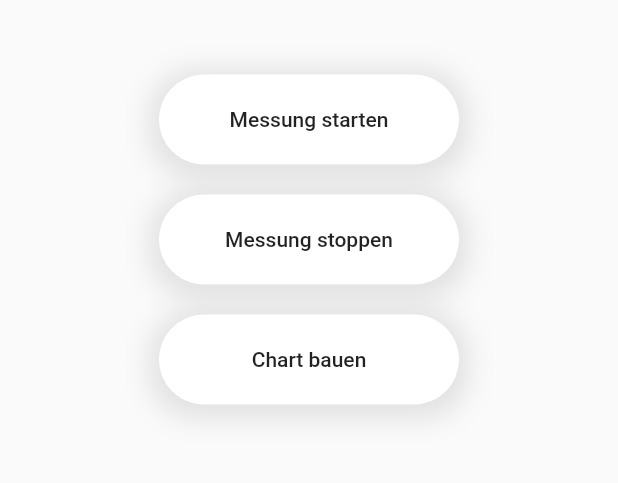
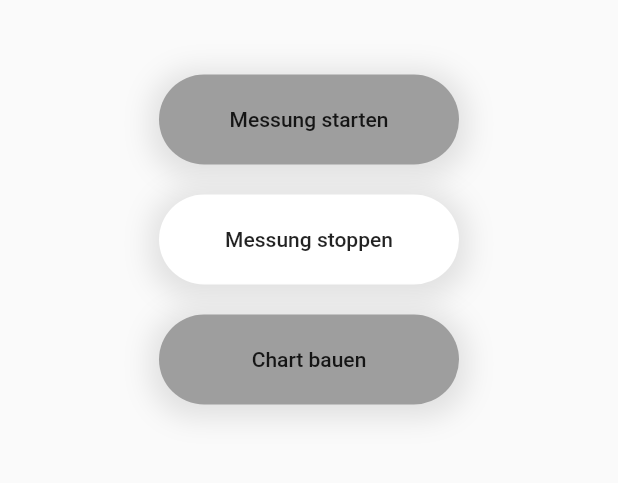
Before and after one commit to protonguy661/road_surface_analyzer, a Flutter app: the screen it shows after launch, after a tap on "Messung starten", on a phone screen of 412 x 824 dp, the part 476-959 px from its top. Run offline on Flutter 3.47's test engine with Material 2 defaults, Android fonts, the phone set to English and light mode, and no system bars; our stand-ins replace fl_chart, sensors.

Commit message:
- Added Starflut for Python Intepretation - Buttons are now active or inactive based on the state of other buttons

```diff
--- a/lib/chart_page.dart
+++ b/lib/chart_page.dart
@@ -69,6 +69,14 @@ class _LineChartSample2State extends State<LineChartSample2> {
     zAccelerometerChart.MaxMinXandY();
   }
 
+  @override
+  void dispose() {
+    super.dispose();
+    dataConverter = DataConverter();
+    xAccelerometerChart = ChartLayout();
+    yAccelerometerChart = ChartLayout();
+    zAccelerometerChart = ChartLayout();
+  }
   @override
   Widget build(BuildContext context) {
     return Scaffold(
--- a/lib/home.dart
+++ b/lib/home.dart
@@ -1,6 +1,9 @@
 import 'package:flutter/material.dart';
+import 'package:sensordatenapp/chart_page.dart';
+import 'package:sensordatenapp/providers.dart';
 import 'sensor_data.dart';
 import 'switch_creator.dart';
+import 'package:provider/provider.dart';
 
 class MyHomePage extends StatefulWidget {
   @override
@@ -11,10 +14,15 @@ class _MyHomePageState extends State<MyHomePage> {
   SensorData sensorData = SensorData();
   DataConverter switchCreator = DataConverter();
 
+
+
   @override
   Widget build(BuildContext context) {
-    return Scaffold(
-      body: Center(
+    return ChangeNotifierProvider<ViewNotifier>(
+      create: (context) => ViewNotifier(),
+      child: Scaffold(
+        body: SafeArea(
+          child: Center(
             child: Column(
               mainAxisAlignment: MainAxisAlignment.center,
               children: <Widget>[
@@ -30,9 +38,90 @@ class _MyHomePageState extends State<MyHomePage> {
                 SizedBox(
                   height: 50,
                 ),
-            Container(
+                Consumer<ViewNotifier>(
+                  builder: (context, _, child) {
+                    return _.show['startMeasuring']
+                        ?
+                      MainButton(title: 'Messung starten',
+                        color: Colors.white,
+                      function: () {
+                        SensorData.userAccelerometerValues = [];
+                        DataConverter.sensorData = SensorData();
+                        DataConverter.chartDataX = [];
+                        DataConverter.chartDataY = [];
+                        DataConverter.chartDataZ = [];
+
+                        sensorData.startDataStream();
+                        _.switchView('startMeasuring');
+                        _.switchView('stopMeasuring');
+                      },)
+                     : MainButton(title: 'Messung starten',
+                      color: Colors.grey,
+                    function: () {},);
+                  },
+                ),
+                SizedBox(
+                  height: 20,
+                ),
+                Consumer<ViewNotifier>(
+                  builder: (context, _, child) {
+                    return _.show['stopMeasuring']
+                        ?
+                    MainButton(title: 'Messung stoppen',
+                      color: Colors.white,
+                      function: () {
+                        sensorData.stopDataStream();
+                        _.switchView('stopMeasuring');
+                        _.switchView('buildChart');
+                      },)
+                        : MainButton(title: 'Messung stoppen',
+                      color: Colors.grey,
+                      function: () {},);
+                  },
+                ),
+
+                SizedBox(
+                  height: 20,
+                ),
+                Consumer<ViewNotifier>(
+                  builder: (context, _, child) {
+                    return _.show['buildChart']
+                        ?
+                    MainButton(title: 'Chart bauen',
+                      color: Colors.white,
+                      function: () {
+                        Navigator.pushNamed(context, '/graph');
+                        _.switchView('buildChart');
+                        _.switchView('startMeasuring');
+                      },)
+                        : MainButton(title: 'Chart bauen',
+                      color: Colors.grey,
+                      function: () {},);
+                  },
+                ),
+
+              ],
+            ),
+          ),
+        ),
+      ),
+    );
+  }
+
+}
+
+class MainButton extends StatelessWidget {
+  MainButton({this.title, this.function, this.color});
+  String title;
+  Function function;
+  Color color;
+  SensorData sensorData = SensorData();
+  DataConverter switchCreator = DataConverter();
+  @override
+  Widget build(BuildContext context) {
+    return Container(
       decoration: BoxDecoration(
-                color: Colors.white,
+        color: color,
         borderRadius: BorderRadius.circular(30),
         boxShadow: <BoxShadow>[
           BoxShadow(
@@ -46,66 +135,8 @@ class _MyHomePageState extends State<MyHomePage> {
       height: 60,
       width: 200,
       child: FlatButton(
-                child: Text('Messung starten'),
-                onPressed: () {
-                  sensorData.startDataStream();
-                  //startStream();
-                },
-              ),
-            ),
-            SizedBox(
-              height: 20,
-            ),
-            Container(
-              decoration: BoxDecoration(
-                color: Colors.white,
-                borderRadius: BorderRadius.circular(30),
-                boxShadow: <BoxShadow>[
-                  BoxShadow(
-                    color: Colors.black.withOpacity(0.1),
-                    spreadRadius: 6,
-                    blurRadius: 15,
-                    offset: Offset(0, 3),
-                  ),
-                ],
-              ),
-              height: 60,
-              width: 200,
-              child: FlatButton(
-                child: Text('Messung stoppen'),
-                onPressed: () {
-                  sensorData.stopDataStream();
-                  //stopStream();
-                },
-              ),
-            ),
-            SizedBox(
-              height: 20,
-            ),
-            Container(
-              decoration: BoxDecoration(
-                color: Colors.white,
-                borderRadius: BorderRadius.circular(30),
-                boxShadow: <BoxShadow>[
-                  BoxShadow(
-                    color: Colors.black.withOpacity(0.1),
-                    spreadRadius: 6,
-                    blurRadius: 15,
-                    offset: Offset(0, 3),
-                  ),
-                ],
-              ),
-              height: 60,
-              width: 200,
-              child: FlatButton(
-                child: Text('Chart bauen'),
-                onPressed: () {
-                  Navigator.pushNamed(context, '/graph');
-                },
-              ),
-            ),
-          ],
-        ),
+        child: Text(title),
+        onPressed: function,
       ),
     );
   }
--- /dev/null
+++ b/lib/providers.dart
@@ -0,0 +1,20 @@
+import 'package:flutter/material.dart';
+
+class ViewNotifier extends ChangeNotifier {
+  var show = {
+    'startMeasuring': true,
+    'stopMeasuring': false,
+    'buildChart': false,
+  };
+
+  void switchView(String index) {
+    print(index);
+    if (show[index] == true) {
+      show[index] = false;
+      notifyListeners();
+    } else if (show[index] == false) {
+      show[index] = true;
+      notifyListeners();
+    }
+  }
+}
--- a/lib/switch_creator.dart
+++ b/lib/switch_creator.dart
@@ -2,10 +2,10 @@ import 'package:fl_chart/fl_chart.dart';
 import 'sensor_data.dart';
 
 class DataConverter {
-  SensorData sensorData = SensorData();
-  List<FlSpot> chartDataX = [];
-  List<FlSpot> chartDataY = [];
-  List<FlSpot> chartDataZ = [];
+  static SensorData sensorData = SensorData();
+  static List<FlSpot> chartDataX = [];
+  static List<FlSpot> chartDataY = [];
+  static List<FlSpot> chartDataZ = [];
 
   List<FlSpot> convertToTimeAndXAcc() {
     for (int i = 0; i < SensorData.userAccelerometerValues.length; i++) {
--- a/pubspec.yaml
+++ b/pubspec.yaml
@@ -25,6 +25,8 @@ dependencies:
   cupertino_icons: ^0.1.2
   sensors: '>=0.4.2 <2.0.0'
   fl_chart: ^0.9.4
+  provider: ^4.1.3
+  starflut: ^0.6.0
 
 dev_dependencies:
   flutter_test:
```
Also changed, not shown: pubspec.lock, 45 other files. Lines whose indentation alone changed are shown as unchanged.
